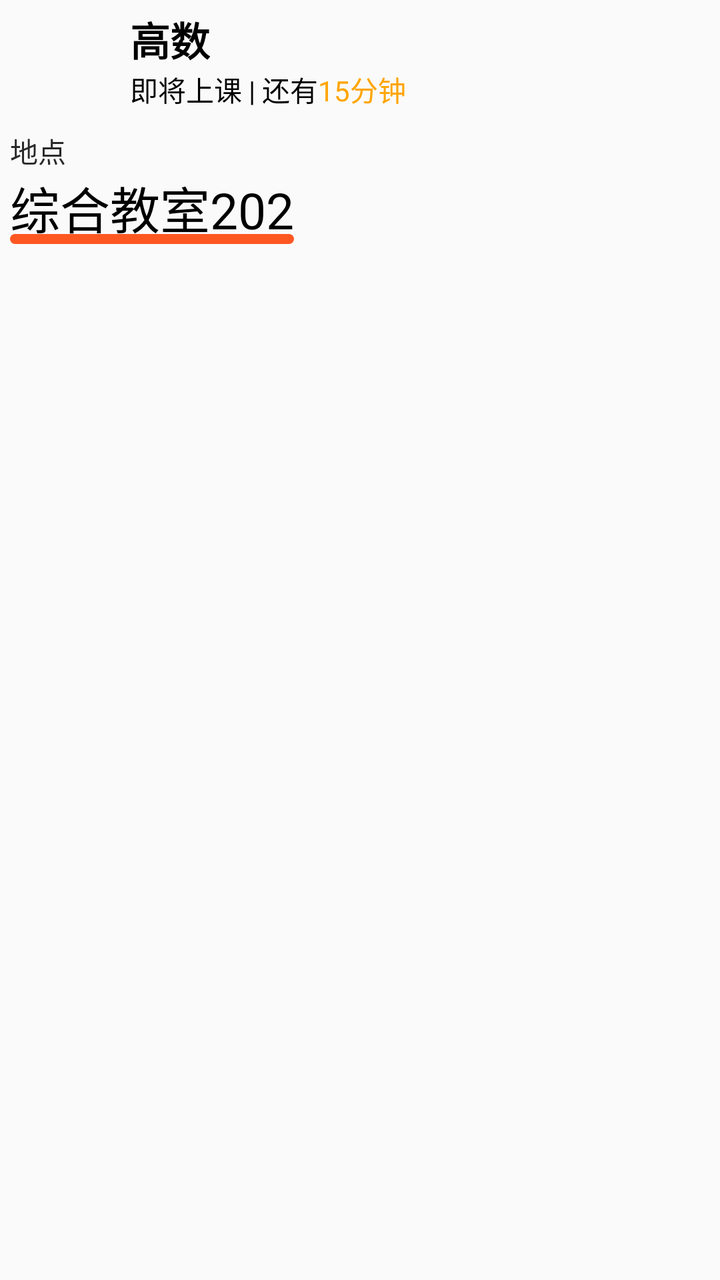
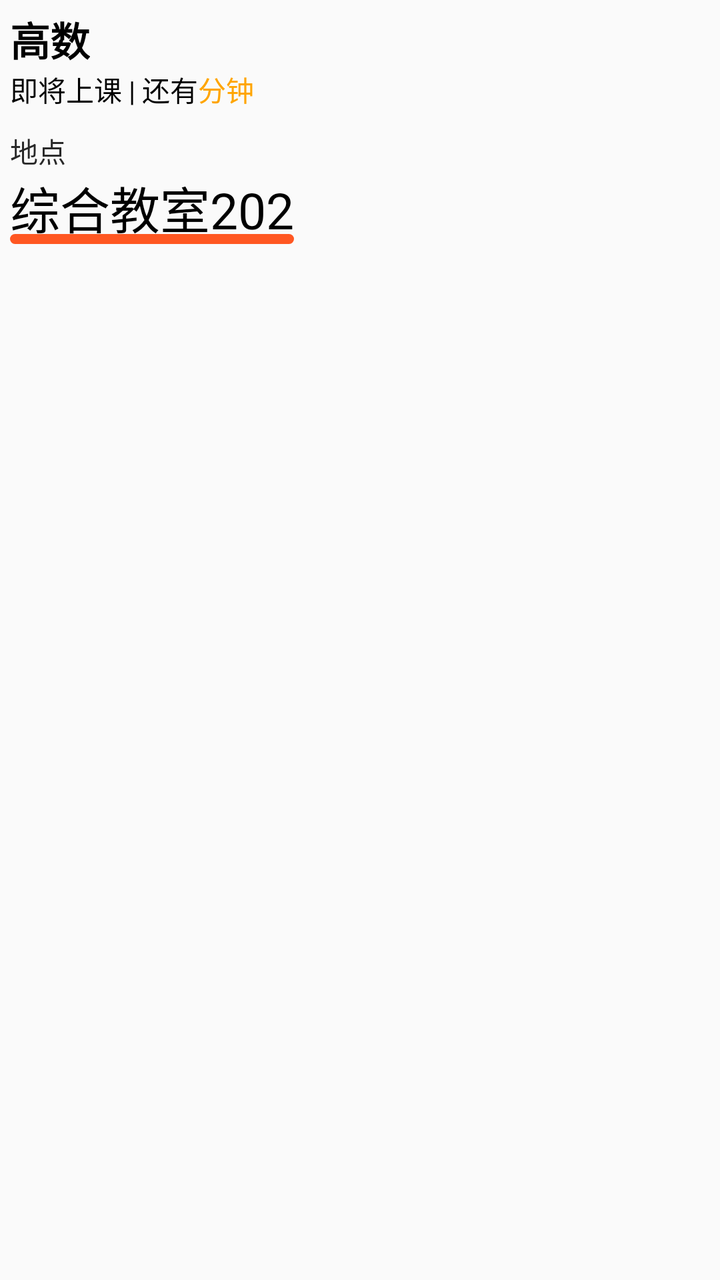

Compare the two renders of this Android layout. The source of the first and the diff that turns it into the second are given below.
<!-- AndroidManifest.xml: application theme Theme.StarSchedule -->
<!-- res/layout/live_notification_card.xml -->
<?xml version="1.0" encoding="utf-8"?>
<LinearLayout xmlns:android="http://schemas.android.com/apk/res/android"
    android:layout_width="match_parent"
    android:layout_height="wrap_content">

    <LinearLayout
        android:layout_width="match_parent"
        android:layout_height="wrap_content"
        android:orientation="vertical"
        android:layout_margin="5sp">

        <LinearLayout
            android:layout_width="match_parent"
            android:layout_height="wrap_content"
            android:layout_gravity="center"
            android:gravity="center_vertical"
            android:orientation="horizontal">

            <ImageView
                android:layout_width="50sp"
                android:layout_height="50sp"
                android:background="@drawable/rounded"
                android:src="@mipmap/ic_launcher" />

            <LinearLayout
                android:layout_width="wrap_content"
                android:layout_height="wrap_content"
                android:layout_marginStart="10sp"
                android:gravity="center_vertical"
                android:orientation="vertical">

                <TextView
                    android:id="@+id/live_title"
                    android:layout_width="wrap_content"
                    android:layout_height="wrap_content"
                    android:text="@string/class_example"
                    android:maxLines="1"
                    android:ellipsize="end"
                    android:textColor="@color/live_title_color"
                    android:textSize="20sp"
                    android:textStyle="bold" />

                <LinearLayout
                    android:layout_width="wrap_content"
                    android:layout_height="wrap_content"
                    android:orientation="horizontal">

                    <TextView
                        android:layout_width="wrap_content"
                        android:layout_height="wrap_content"
                        android:text="@string/upcomingClassText"
                        android:maxLines="1"
                        android:textColor="@color/live_title_color" />

                    <TextView
                        android:layout_width="wrap_content"
                        android:layout_height="wrap_content"
                        android:text="@string/timeUntilClass"
                        android:maxLines="1"
                        android:textColor="@color/live_time" />
                </LinearLayout>
            </LinearLayout>
        </LinearLayout>


        <TextView
            android:layout_width="wrap_content"
            android:layout_height="wrap_content"
            android:layout_marginTop="10sp"
            android:text="@string/location"
            android:maxLines="1"
            android:ellipsize="end"
            android:textColor="@color/live_low_text"
            android:textSize="14sp" />

        <TextView
            android:id="@+id/location"
            android:layout_width="wrap_content"
            android:layout_height="wrap_content"
            android:text="@string/location_example"
            android:maxLines="1"
            android:textColor="@color/live_title_color"
            android:background="@drawable/location_background"
            android:textSize="25sp" />
    </LinearLayout>
</LinearLayout>
<!-- resources referenced by this layout -->
<resources>
  <!-- drawable location_background (drawable) -->
  <?xml version="1.0" encoding="utf-8"?>
  <layer-list xmlns:android="http://schemas.android.com/apk/res/android">
      
      <item
          android:gravity="bottom">
          <shape android:shape="rectangle">
              <size android:height="5dp" /> 
              <solid android:color="#FF5722" /> 
              <corners android:radius="2.5dp" /> 
          </shape>
      </item>
  </layer-list>
  <!-- drawable rounded (drawable) -->
  <?xml version="1.0" encoding="utf-8"?>
  <shape xmlns:android="http://schemas.android.com/apk/res/android"
      android:shape="rectangle">
      <corners android:radius="20dp" />
      <solid android:color="@android:color/transparent" />
  </shape>
  <!-- mipmap ic_launcher (mipmap-anydpi-v26) -->
  <?xml version="1.0" encoding="utf-8"?>
  <adaptive-icon xmlns:android="http://schemas.android.com/apk/res/android">
      <background android:drawable="@color/ic_launcher_background"/>
      <foreground android:drawable="@drawable/ic_launcher_foreground"/>
  </adaptive-icon>
  <string name="class_example">高数</string>
  <string name="location">地点</string>
  <string name="location_example">综合教室202</string>
  <string name="timeUntilClass">15分钟</string>
  <string name="upcomingClassText">即将上课 | 还有</string>
  <style name="Theme.StarSchedule" parent="android:Theme.Material.Light.NoActionBar" />
  <color name="ic_launcher_background">#374E7B</color>
  <!-- drawable ic_launcher_foreground (drawable) -->
  <vector xmlns:android="http://schemas.android.com/apk/res/android"
      xmlns:aapt="http://schemas.android.com/aapt"
      android:width="108dp"
      android:height="108dp"
      android:viewportWidth="56.604"
      android:viewportHeight="54.422">
    <group android:scaleX="0.30555555"
        android:scaleY="0.29377684"
        android:translateX="19.654167"
        android:translateY="19.21704">
      <path
          android:pathData="M51.46,16.261L42.298,14.929C40.343,14.646 38.654,13.418 37.78,11.647L33.682,3.345C31.481,-1.115 25.122,-1.115 22.921,3.345L18.824,11.647C17.95,13.418 16.26,14.646 14.306,14.929L5.144,16.261C0.222,16.976 -1.743,23.024 1.818,26.495L8.449,32.958C9.863,34.336 10.508,36.322 10.174,38.269L8.609,47.394C7.768,52.295 12.913,56.033 17.315,53.719L25.51,49.411C27.258,48.492 29.346,48.492 31.094,49.411L39.289,53.719C43.691,56.033 48.835,52.295 47.995,47.394L46.43,38.269C46.096,36.322 46.741,34.336 48.155,32.958L54.785,26.495C58.346,23.024 56.381,16.976 51.46,16.261Z">
        <aapt:attr name="android:fillColor">
          <gradient
              android:startX="14.195"
              android:startY="10.066"
              android:endX="54.11"
              android:endY="51.973"
              android:type="linear">
            <item android:offset="0" android:color="#FFFFFA5E"/>
            <item android:offset="1" android:color="#FFFAF8CA"/>
          </gradient>
        </aapt:attr>
      </path>
    </group>
  </vector>
</resources>

<!-- the commit's change to res/layout/live_notification_card.xml (unified diff, before → after) -->
@@ -1,13 +1,14 @@
 <?xml version="1.0" encoding="utf-8"?>
 <LinearLayout xmlns:android="http://schemas.android.com/apk/res/android"
     android:layout_width="match_parent"
-    android:layout_height="wrap_content">
+    android:layout_height="wrap_content"
+    android:orientation="horizontal">
 
     <LinearLayout
         android:layout_width="match_parent"
         android:layout_height="wrap_content"
-        android:orientation="vertical"
-        android:layout_margin="5sp">
+        android:layout_margin="5sp"
+        android:orientation="vertical">
 
         <LinearLayout
             android:layout_width="match_parent"
@@ -16,16 +17,10 @@
             android:gravity="center_vertical"
             android:orientation="horizontal">
 
-            <ImageView
-                android:layout_width="50sp"
-                android:layout_height="50sp"
-                android:background="@drawable/rounded"
-                android:src="@mipmap/ic_launcher" />
-
             <LinearLayout
-                android:layout_width="wrap_content"
+                android:layout_width="0dp"
                 android:layout_height="wrap_content"
-                android:layout_marginStart="10sp"
+                android:layout_weight="1"
                 android:gravity="center_vertical"
                 android:orientation="vertical">
 
@@ -33,9 +28,9 @@
                     android:id="@+id/live_title"
                     android:layout_width="wrap_content"
                     android:layout_height="wrap_content"
+                    android:ellipsize="end"
+                    android:maxLines="1"
                     android:text="@string/class_example"
-                    android:maxLines="1"
-                    android:ellipsize="end"
                     android:textColor="@color/live_title_color"
                     android:textSize="20sp"
                     android:textStyle="bold" />
@@ -48,28 +43,39 @@
                     <TextView
                         android:layout_width="wrap_content"
                         android:layout_height="wrap_content"
+                        android:maxLines="1"
                         android:text="@string/upcomingClassText"
+                        android:textColor="@color/live_title_color" />
+                    <TextView
+                        android:id="@+id/live_time"
+                        android:layout_width="wrap_content"
+                        android:layout_height="wrap_content"
                         android:maxLines="1"
-                        android:textColor="@color/live_title_color" />
+                        android:textColor="@color/live_time" />
 
                     <TextView
                         android:layout_width="wrap_content"
                         android:layout_height="wrap_content"
-                        android:text="@string/timeUntilClass"
                         android:maxLines="1"
+                        android:text="@string/min"
                         android:textColor="@color/live_time" />
                 </LinearLayout>
             </LinearLayout>
+
+            <ImageView
+                android:id="@+id/live_icon"
+                android:layout_width="50dp"
+                android:layout_height="50dp"
+                android:scaleType="centerCrop" />
         </LinearLayout>
-
 
         <TextView
             android:layout_width="wrap_content"
             android:layout_height="wrap_content"
             android:layout_marginTop="10sp"
+            android:ellipsize="end"
+            android:maxLines="1"
             android:text="@string/location"
-            android:maxLines="1"
-            android:ellipsize="end"
             android:textColor="@color/live_low_text"
             android:textSize="14sp" />
 
@@ -77,10 +83,10 @@
             android:id="@+id/location"
             android:layout_width="wrap_content"
             android:layout_height="wrap_content"
+            android:background="@drawable/location_background"
+            android:maxLines="1"
             android:text="@string/location_example"
-            android:maxLines="1"
             android:textColor="@color/live_title_color"
-            android:background="@drawable/location_background"
             android:textSize="25sp" />
     </LinearLayout>
 </LinearLayout>
<!-- resource entries referenced after the edit -->
@@ -13,52 +13,11 @@
           </shape>
       </item>
   </layer-list>
-  <!-- drawable rounded (drawable) -->
-  <?xml version="1.0" encoding="utf-8"?>
-  <shape xmlns:android="http://schemas.android.com/apk/res/android"
-      android:shape="rectangle">
-      <corners android:radius="20dp" />
-      <solid android:color="@android:color/transparent" />
-  </shape>
-  <!-- mipmap ic_launcher (mipmap-anydpi-v26) -->
-  <?xml version="1.0" encoding="utf-8"?>
-  <adaptive-icon xmlns:android="http://schemas.android.com/apk/res/android">
-      <background android:drawable="@color/ic_launcher_background"/>
-      <foreground android:drawable="@drawable/ic_launcher_foreground"/>
-  </adaptive-icon>
   <string name="class_example">高数</string>
   <string name="location">地点</string>
   <string name="location_example">综合教室202</string>
-  <string name="timeUntilClass">15分钟</string>
+  <string name="min">分钟</string>
   <string name="upcomingClassText">即将上课 | 还有</string>
   <style name="Theme.StarSchedule" parent="android:Theme.Material.Light.NoActionBar" />
-  <color name="ic_launcher_background">#374E7B</color>
-  <!-- drawable ic_launcher_foreground (drawable) -->
-  <vector xmlns:android="http://schemas.android.com/apk/res/android"
-      xmlns:aapt="http://schemas.android.com/aapt"
-      android:width="108dp"
-      android:height="108dp"
-      android:viewportWidth="56.604"
-      android:viewportHeight="54.422">
-    <group android:scaleX="0.30555555"
-        android:scaleY="0.29377684"
-        android:translateX="19.654167"
-        android:translateY="19.21704">
-      <path
-          android:pathData="M51.46,16.261L42.298,14.929C40.343,14.646 38.654,13.418 37.78,11.647L33.682,3.345C31.481,-1.115 25.122,-1.115 22.921,3.345L18.824,11.647C17.95,13.418 16.26,14.646 14.306,14.929L5.144,16.261C0.222,16.976 -1.743,23.024 1.818,26.495L8.449,32.958C9.863,34.336 10.508,36.322 10.174,38.269L8.609,47.394C7.768,52.295 12.913,56.033 17.315,53.719L25.51,49.411C27.258,48.492 29.346,48.492 31.094,49.411L39.289,53.719C43.691,56.033 48.835,52.295 47.995,47.394L46.43,38.269C46.096,36.322 46.741,34.336 48.155,32.958L54.785,26.495C58.346,23.024 56.381,16.976 51.46,16.261Z">
-        <aapt:attr name="android:fillColor">
-          <gradient
-              android:startX="14.195"
-              android:startY="10.066"
-              android:endX="54.11"
-              android:endY="51.973"
-              android:type="linear">
-            <item android:offset="0" android:color="#FFFFFA5E"/>
-            <item android:offset="1" android:color="#FFFAF8CA"/>
-          </gradient>
-        </aapt:attr>
-      </path>
-    </group>
-  </vector>
 </resources>
 
